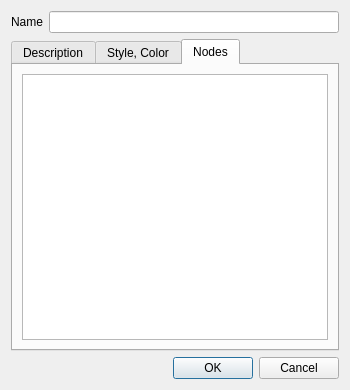
KDE/marble, file src/plugins/render/annotate/EditPolygonDialog.ui: the form before one commit.
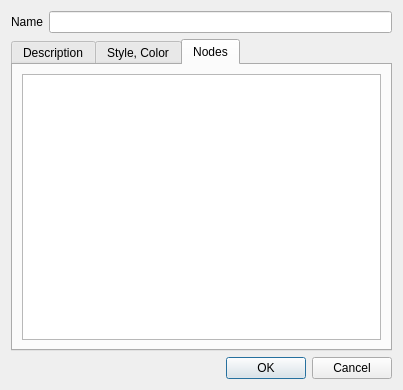
The form after the commit. The open tabs and pages were chosen to show the change.

The edit to the form file:
```diff
--- a/src/plugins/render/annotate/EditPolygonDialog.ui
+++ b/src/plugins/render/annotate/EditPolygonDialog.ui
@@ -6,7 +6,7 @@
    <rect>
     <x>0</x>
     <y>0</y>
-    <width>350</width>
+    <width>403</width>
     <height>390</height>
    </rect>
   </property>
```
Left out of the diff: 3 changed lines with no effect on the pictures.
